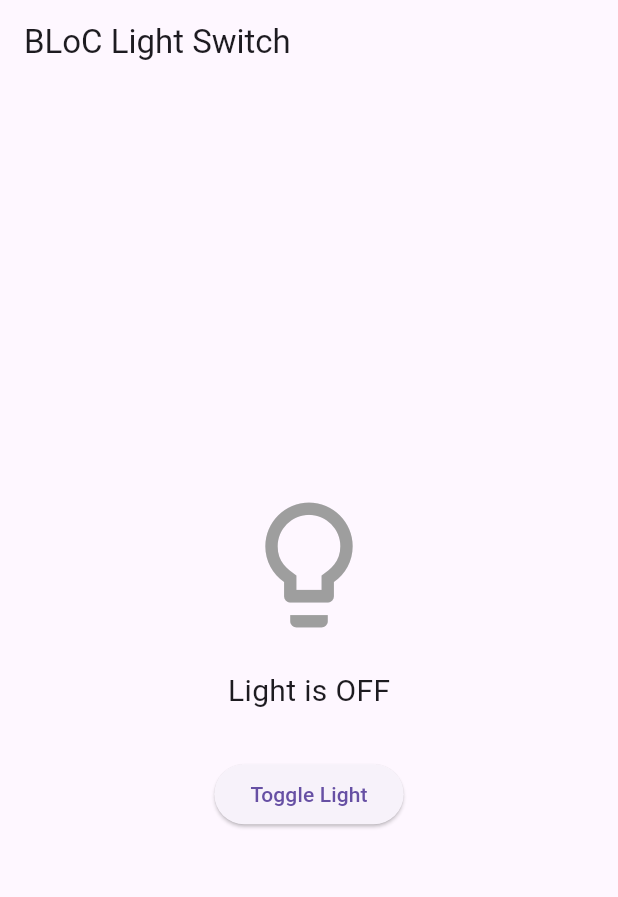
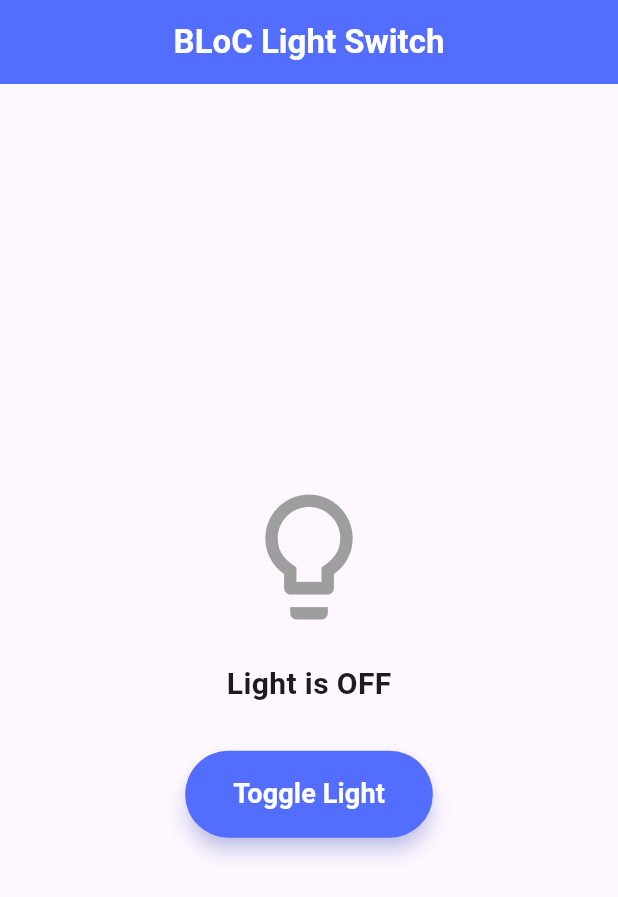
Before and after one commit to CodeWithAmmar1/Toggle_light, a Flutter app: the screen it shows after launch, on a phone screen of 412 x 824 dp. Shown: the top 897 px of the screen. Run offline on Flutter 3.47's test engine with Material 3 defaults, Android fonts, the phone set to English and light mode, and no system bars; our stand-ins replace flutter_bloc.

Commit message:
update homepage

```diff
--- a/lib/main.dart
+++ b/lib/main.dart
@@ -15,7 +15,9 @@ class MyApp extends StatelessWidget {
   Widget build(BuildContext context) {
     return BlocProvider(
       create: (_) => LightBloc(),
-      child: MaterialApp(home: SplashScreen()),
+      child: MaterialApp(
+        debugShowCheckedModeBanner: false,
+        home: SplashScreen()),
     );
   }
 }
--- a/lib/screen/homepage.dart
+++ b/lib/screen/homepage.dart
@@ -12,7 +12,9 @@ class Homepage extends StatelessWidget {
     final lightBloc = BlocProvider.of<LightBloc>(context);
 
     return Scaffold(
-      appBar: AppBar(title: Text('BLoC Light Switch')),
+      appBar: AppBar(backgroundColor: Colors.indigoAccent,
+        centerTitle: true,
+        title: Text('BLoC Light Switch',style: TextStyle(color: Colors.white,fontWeight: FontWeight.bold),)),
       body: Center(
         child: BlocBuilder<LightBloc, LightState>(
           builder: (context, state) {
@@ -27,15 +29,32 @@ class Homepage extends StatelessWidget {
                 SizedBox(height: 20),
                 Text(
                   state.isOn ? 'Light is ON' : 'Light is OFF',
-                  style: TextStyle(fontSize: 20),
+                  style: TextStyle(fontSize: 20,fontWeight: FontWeight.bold),
                 ),
                 SizedBox(height: 30),
-                ElevatedButton(
-                  onPressed: () {
-                    lightBloc.add(ToggleLightEvent());
-                  },
-                  child: Text('Toggle Light'),
-                ),
+               ElevatedButton(
+  onPressed: () {
+    lightBloc.add(ToggleLightEvent());
+  },
+  style: ElevatedButton.styleFrom(
+    backgroundColor: Colors.indigoAccent,
+    padding: EdgeInsets.symmetric(horizontal: 32, vertical: 16),
+    shape: RoundedRectangleBorder(
+      borderRadius: BorderRadius.circular(30),
+    ),
+    elevation: 5,
+    shadowColor: Colors.indigoAccent.withValues(alpha:  0.5),
+  ),
+  child: Text(
+    'Toggle Light',
+    style: TextStyle(
+      fontSize: 18,
+      fontWeight: FontWeight.bold,
+      color: Colors.white,
+    ),
+  ),
+),
+
               ],
             );
           },
```
